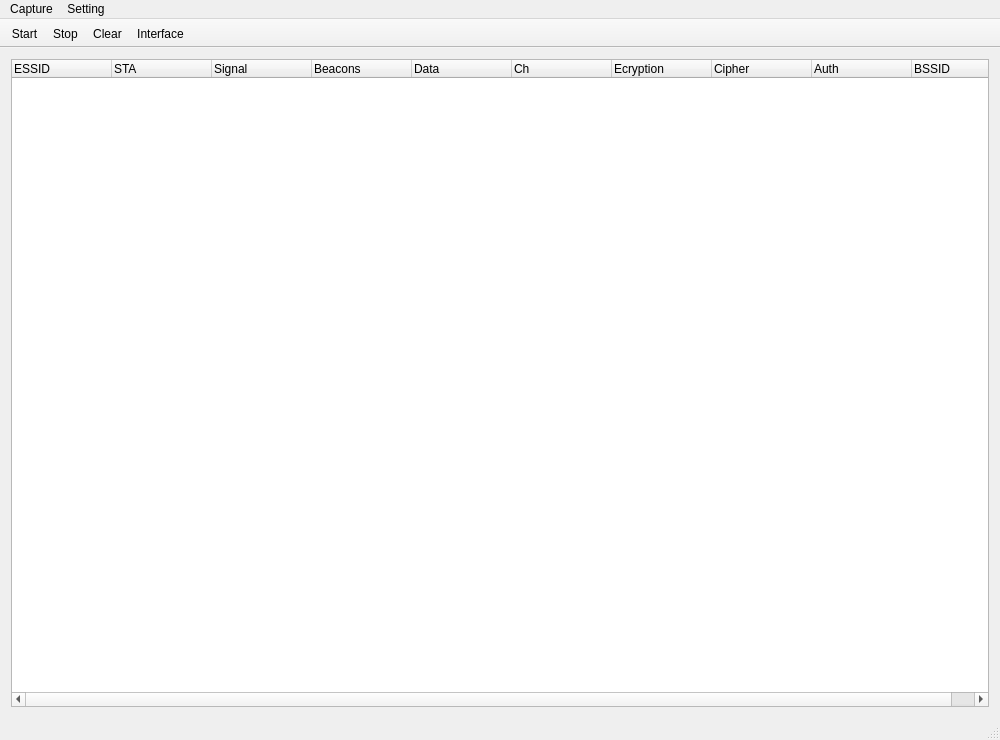
This is dot11_analyzer/mainwindow.ui in ZoRuri/bob_wireless_task as Qt 5 draws it before an edit. The edited form follows.
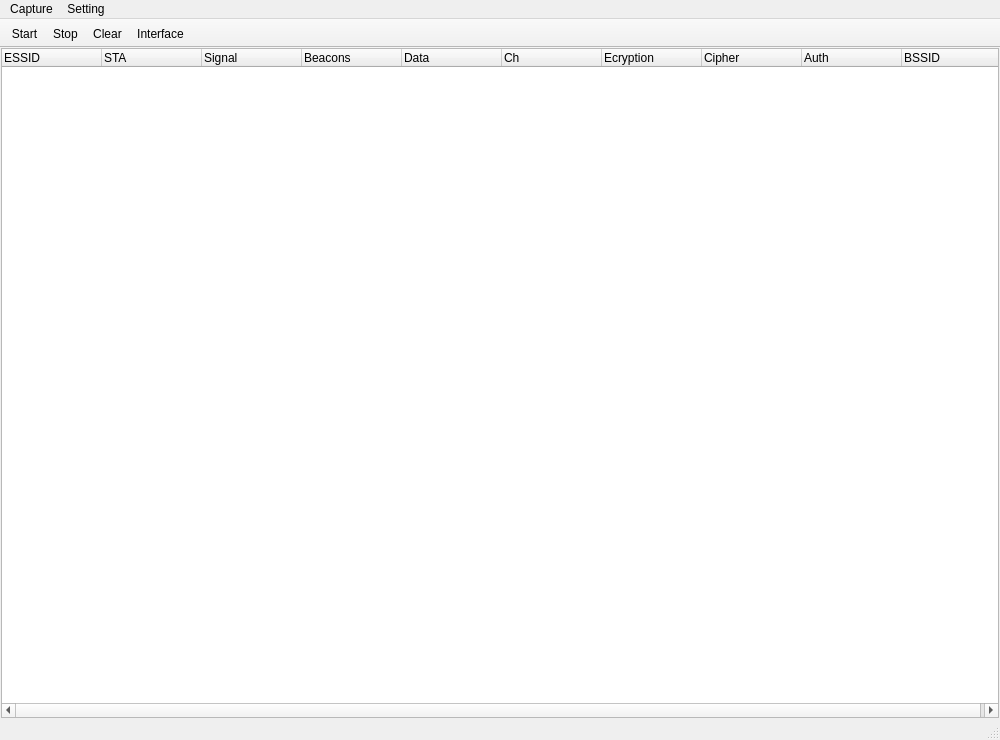
This is the edited form. Icons and pictures are not drawn.

Commit message: Layout margin modify

The edit to the form file:
```diff
--- a/dot11_analyzer/mainwindow.ui
+++ b/dot11_analyzer/mainwindow.ui
@@ -15,6 +15,21 @@
   </property>
   <widget class="QWidget" name="centralWidget">
    <layout class="QVBoxLayout" name="verticalLayout">
+    <property name="spacing">
+     <number>6</number>
+    </property>
+    <property name="leftMargin">
+     <number>1</number>
+    </property>
+    <property name="topMargin">
+     <number>0</number>
+    </property>
+    <property name="rightMargin">
+     <number>1</number>
+    </property>
+    <property name="bottomMargin">
+     <number>0</number>
+    </property>
     <item>
      <widget class="QTreeWidget" name="treeWidget">
       <column>
```
